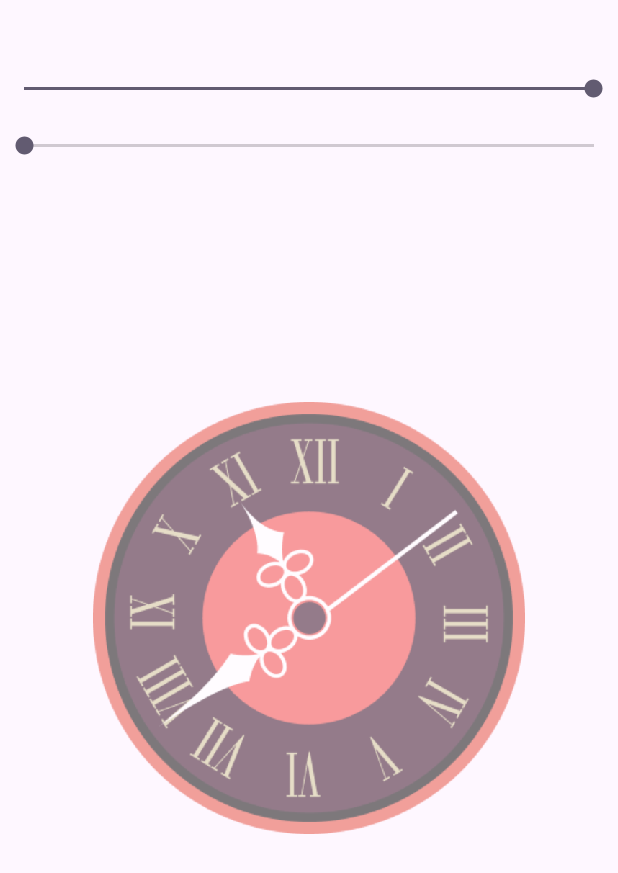
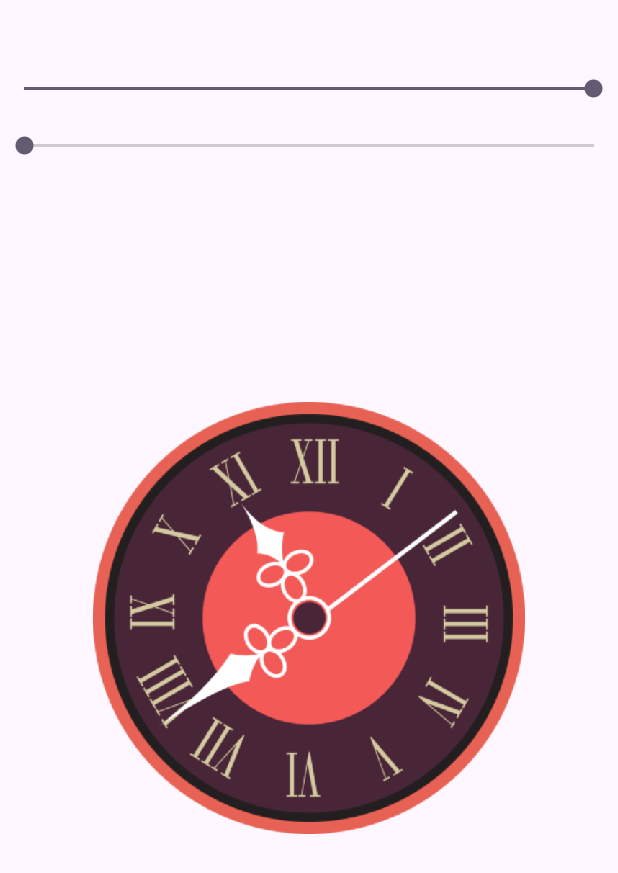
Before and after one commit to GulnazNaseer21/Resizingbitmap, an Android app: the screen it shows after launch (MainActivity), on a phone screen of 412 x 824 dp. Shown: the top 873 px of the screen. Run offline under Robolectric (Android 15) with nearby library versions, the phone set to English and light mode, and no system bars.

Commit message:
Resizing Correct

```diff
--- a/app/src/main/java/com/exampl/resizingbitmap/CustomView.kt
+++ b/app/src/main/java/com/exampl/resizingbitmap/CustomView.kt
@@ -94,7 +94,7 @@ class CustomView(context: Context, attrs: AttributeSet?) : View(context, attrs)
                 val scaledBitmap = Bitmap.createScaledBitmap(it, bitmapWidth, bitmapHeight, false)
                 progresswidth= (scale*100).toInt()
                 sharedPreferences.edit().putInt("bitmapWidth", progresswidth).apply()
-                clockPaint.alpha = 150
+                clockPaint.alpha = clockOpacity
 
                 offscreenCanvas.drawBitmap(scaledBitmap, offsetX.toFloat(), offsetY.toFloat(), clockPaint)
             }
```
Also changed, not shown: app/src/main/java/com/exampl/resizingbitmap/MainActivity.kt (+6 -9 lines).
